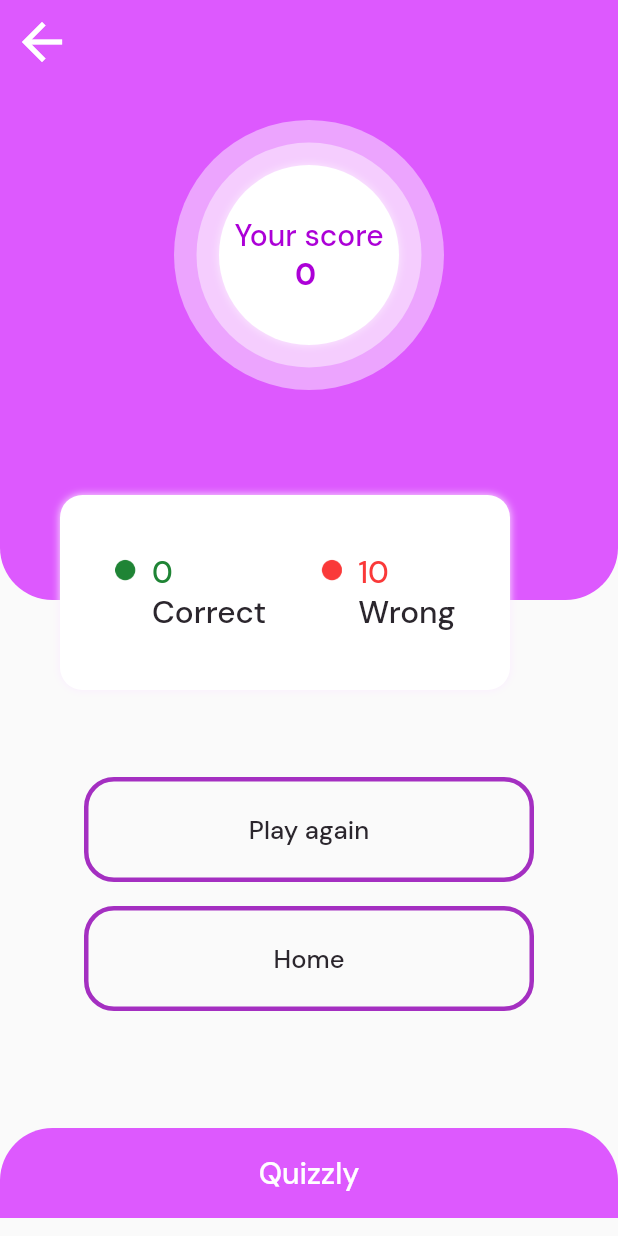
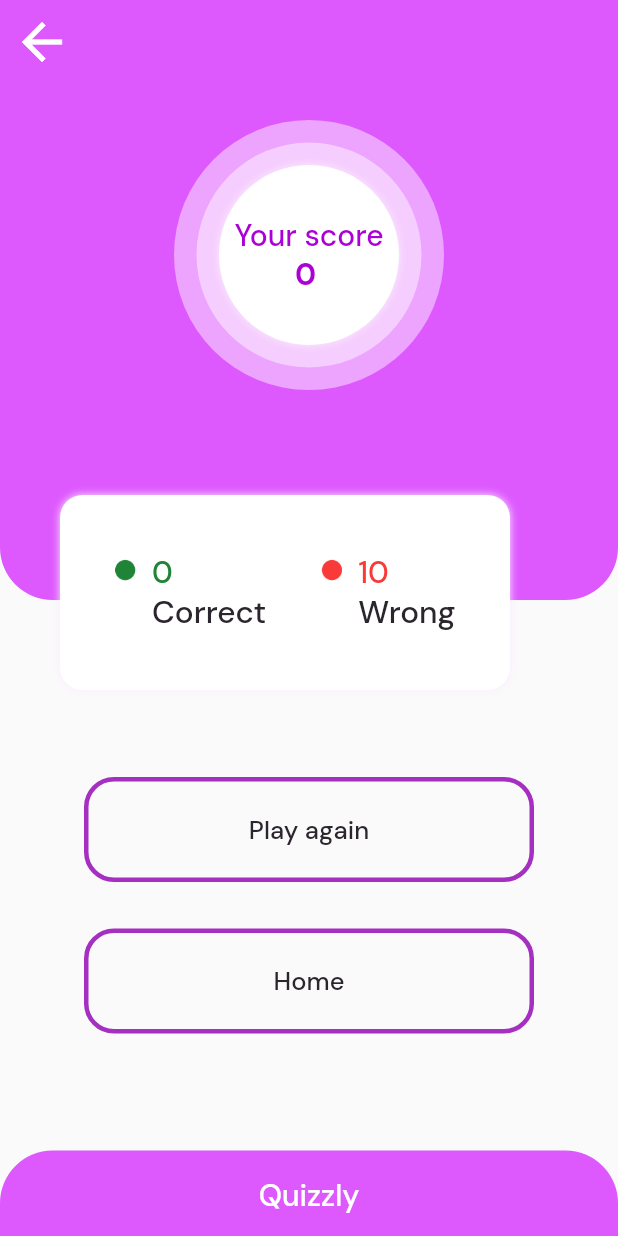
Before and after one commit to oxunov713/quiz_app, a Flutter app: the Result screen opened directly with empty values, on a phone screen of 412 x 824 dp. Run offline on Flutter 3.47's test engine with Material 2 defaults, Android fonts, the phone set to English and light mode, and no system bars.

Commit message:
with listview

```diff
--- a/lib/pages/questions/questions.dart
+++ b/lib/pages/questions/questions.dart
@@ -33,7 +33,9 @@ class _QuestionsState extends State<Questions> {
     return SafeArea(
       child: Scaffold(
         body: n < 10
-            ? Column(
+            ? ListView(
+              children: [
+                Column(
                     children: [
                       Stack(
                         children: [
@@ -258,6 +260,8 @@ class _QuestionsState extends State<Questions> {
                         ],
                       ),
                     ],
+                  ),
+              ],
             )
             : Result(n: score),
       ),
--- a/lib/pages/result/widgets/nav_page.dart
+++ b/lib/pages/result/widgets/nav_page.dart
@@ -11,7 +11,9 @@ class NavPage extends StatelessWidget {
 final int n;
   @override
   Widget build(BuildContext context) {
-    return Column(
+    return ListView(
+      children: [
+        Column(
           children: [
             CustomAppbar(n: n),
             const SizedBox(height: 50),
@@ -46,7 +48,7 @@ final int n;
                   ),
                 ),
               ),
-        ),
+            ),SizedBox(height: 15,),
             TextButton(
               onPressed: () => Navigator.push(
                 context,
@@ -83,6 +85,8 @@ final int n;
             const SizedBox(height: 70),
             const BottomCustom(),
           ],
+        ),
+      ],
     );
   }
 }
```
Also changed, not shown: lib/pages/home_page/home_page.dart (+9 -5 lines), lib/pages/result/widgets/nav_page_2.dart (+6 -2 lines). Lines whose indentation alone changed are shown as unchanged.
